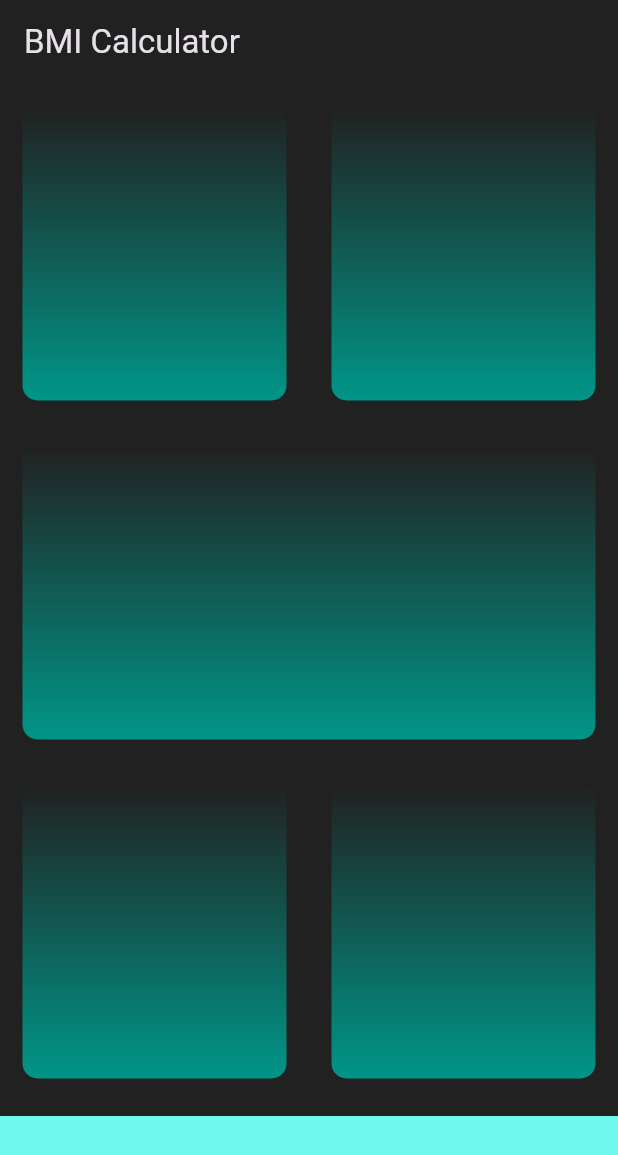
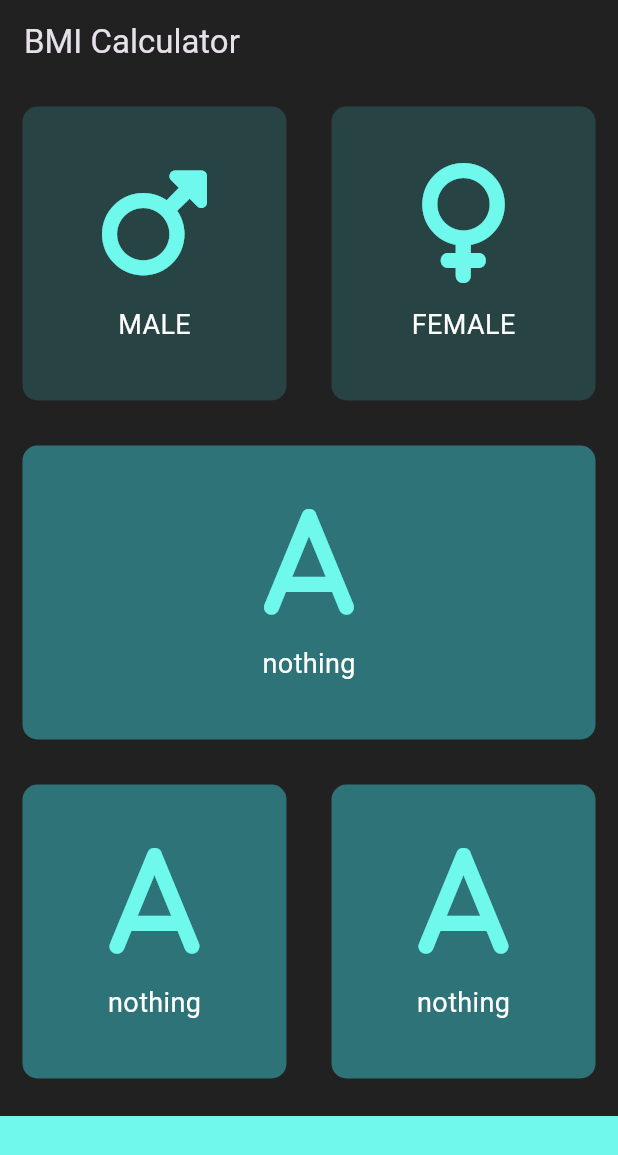
Before and after one commit to p-dong/bmi_calculator, a Flutter app: the screen it shows after launch, on a phone screen of 412 x 824 dp. Shown: the top 1155 px of the screen. Run offline on Flutter 3.47's test engine with Material 3 defaults, Android fonts, the phone set to English and light mode, and no system bars; our stand-ins replace font_awesome_flutter.

Commit message:
add font_awesome_flutter package and made some changes in reusable_card class, learned about enum and ternary operator

```diff
--- a/lib/icon_content.dart
+++ b/lib/icon_content.dart
@@ -8,20 +8,27 @@ class IconContent extends StatelessWidget {
 
   @override
   Widget build(BuildContext context) {
-    return Column(
+    return Center(
+      child: Column(
+        mainAxisAlignment: MainAxisAlignment.center,
         children: [
           Icon(
             icon,
             size: 80.0,
+            color: Color(0xFF6EF9EC),
           ),
           SizedBox(
             height: 15.0,
           ),
           Text(
             label,
-          style: TextStyle(fontSize: 18.0, color: Colors.white),
+            style: TextStyle(
+              fontSize: 18.0,
+              color: Colors.white,
+            ),
           )
         ],
+      ),
     );
   }
 }
--- a/lib/input_page.dart
+++ b/lib/input_page.dart
@@ -7,6 +7,14 @@ import 'package:font_awesome_flutter/font_awesome_flutter.dart';
 
 const bottomContainerHeight = 80.0;
 const bottomContainerColor = Color(0xFF6EF9EC);
+const Color inactiveCardColor = Color(0xFF284344);
+const Color activeCardColor = Color(0xFF2E7377);
+
+enum Gender {
+  male,
+  female,
+  none,
+}
 
 class InputPage extends StatefulWidget {
   @override
@@ -14,6 +22,7 @@ class InputPage extends StatefulWidget {
 }
 
 class _InputPageState extends State<InputPage> {
+  Gender selectedGender = Gender.none;
   @override
   Widget build(BuildContext context) {
     return Scaffold(
@@ -26,18 +35,38 @@ class _InputPageState extends State<InputPage> {
             child: Row(
               children: [
                 Expanded(
+                  child: GestureDetector(
+                    onTap: () {
+                      setState(() {
+                        selectedGender = Gender.male;
+                      });
+                    },
                     child: ReusableCard(
+                      colour: selectedGender == Gender.male
+                          ? activeCardColor
+                          : inactiveCardColor,
                       cardChild: IconContent(
                         icon: FontAwesomeIcons.mars,
                         label: 'MALE',
                       ),
+                    ),
                   ), // ReusableCard(colour: Colors.red)
                 ),
                 Expanded(
+                  child: GestureDetector(
+                    onTap: () {
+                      setState(() {
+                        selectedGender = Gender.female;
+                      });
+                    },
                     child: ReusableCard(
+                      colour: selectedGender == Gender.female
+                          ? activeCardColor
+                          : inactiveCardColor,
                       cardChild: IconContent(
                         icon: FontAwesomeIcons.venus,
                         label: 'FEMALE',
+                      ),
                     ),
                   ),
                 ),
@@ -46,6 +75,7 @@ class _InputPageState extends State<InputPage> {
           ),
           Expanded(
             child: ReusableCard(
+              colour: activeCardColor,
               cardChild:
                   IconContent(icon: FontAwesomeIcons.a, label: 'nothing'),
             ),
@@ -55,12 +85,14 @@ class _InputPageState extends State<InputPage> {
               children: [
                 Expanded(
                   child: ReusableCard(
+                    colour: activeCardColor,
                     cardChild:
                         IconContent(icon: FontAwesomeIcons.a, label: 'nothing'),
                   ),
                 ),
                 Expanded(
                   child: ReusableCard(
+                    colour: activeCardColor,
                     cardChild:
                         IconContent(icon: FontAwesomeIcons.a, label: 'nothing'),
                   ),
@@ -73,7 +105,7 @@ class _InputPageState extends State<InputPage> {
             margin: EdgeInsets.only(top: 10.0),
             width: double.infinity,
             height: bottomContainerHeight,
-          )
+          ),
         ],
       ),
     );
--- a/lib/main.dart
+++ b/lib/main.dart
@@ -2,6 +2,8 @@
 
 import 'package:flutter/material.dart';
 import 'input_page.dart';
+import 'icon_content.dart';
+import 'reusable_card.dart';
 
 void main() => runApp(BMICalculator());
 
--- a/lib/reusable_card.dart
+++ b/lib/reusable_card.dart
@@ -2,8 +2,9 @@ import 'package:flutter/material.dart';
 
 class ReusableCard extends StatelessWidget {
   final Widget cardChild;
+  final Color colour;
 
-  ReusableCard({required this.cardChild});
+  ReusableCard({required this.cardChild, required this.colour});
 
   @override
   Widget build(BuildContext context) {
@@ -12,11 +13,9 @@ class ReusableCard extends StatelessWidget {
       margin: EdgeInsets.all(15.0),
       decoration: BoxDecoration(
         borderRadius: BorderRadius.circular(10.0),
-        gradient: LinearGradient(
-            colors: [Colors.teal, Colors.grey.shade900], // colors: colour
-            begin: Alignment.bottomCenter,
-            end: Alignment.topCenter),
+        color: colour,
       ),
+      child: cardChild,
     );
   }
 }
```
Lines whose indentation alone changed are shown as unchanged.
